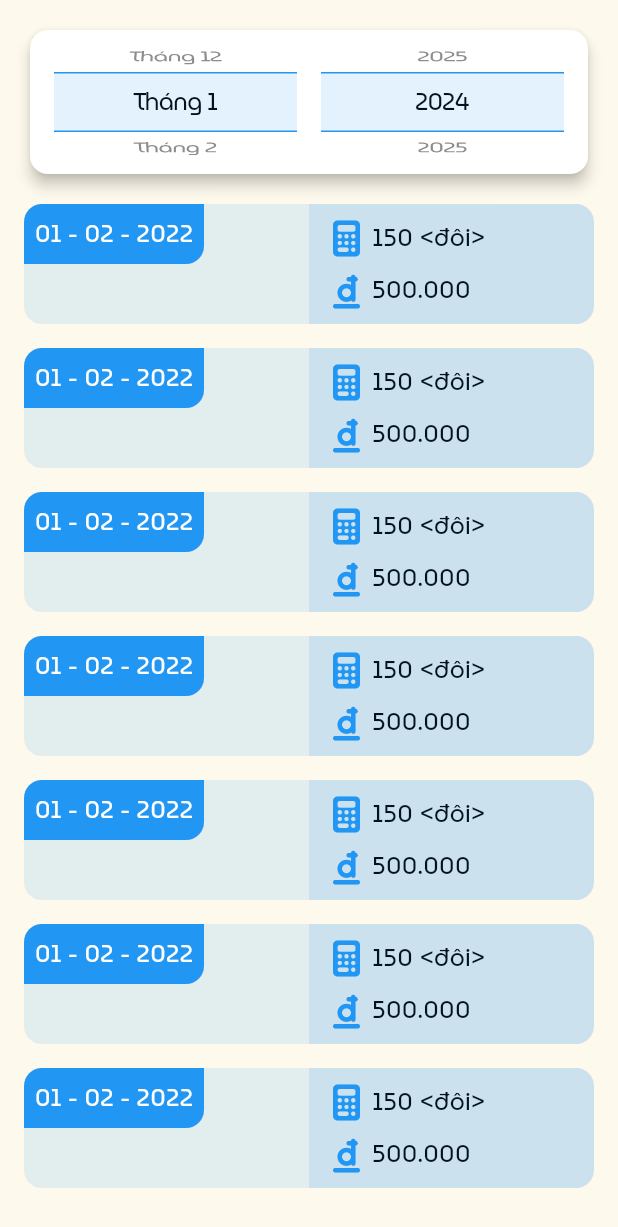
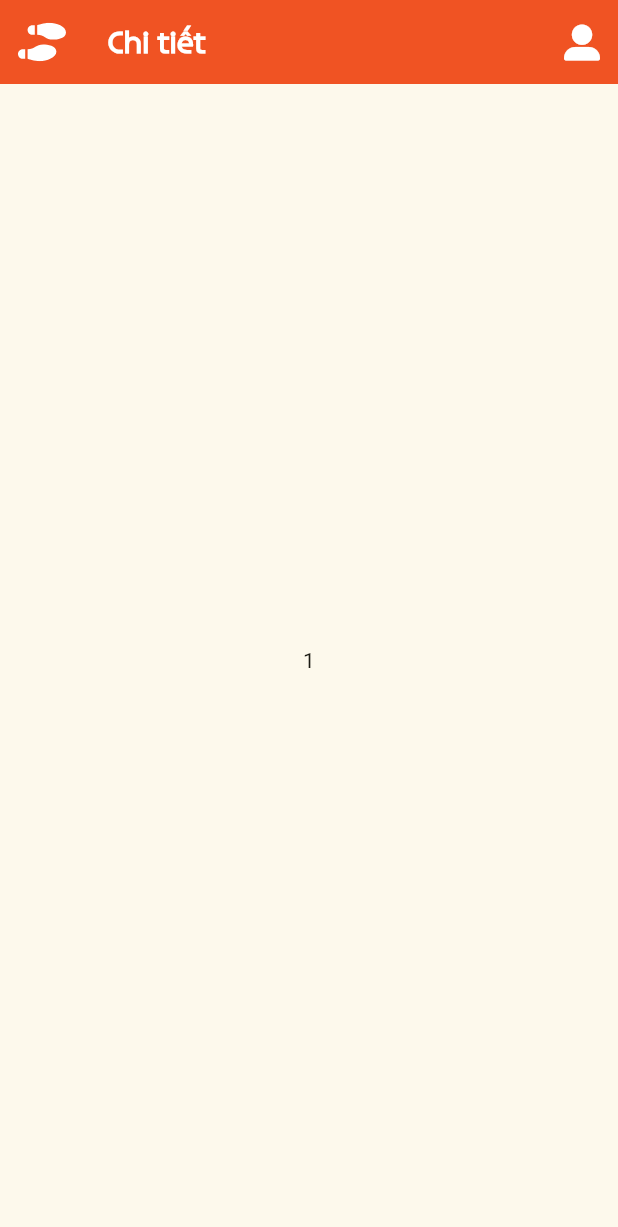
Before and after one commit to ArtistNguoiAo/T_Shoe, a Flutter app: the ListShoeView widget shown alone on an empty page, opened directly, after a tap on "150 <đôi>", on a phone screen of 412 x 824 dp. Shown: the top 1227 px of the screen. Run offline on Flutter 3.47's test engine with Material 3 defaults, Android fonts, the phone set to English and light mode, and no system bars; our stand-ins replace bloc, equatable, firebase_auth, firebase_core, flutter_animate, flutter_bloc and 4 more; accounts and stored records are empty; statements that could not run were skipped.

Commit message:
TS-005: create detail screen

```diff
--- a/lib/core/common/app_bar_common.dart
+++ b/lib/core/common/app_bar_common.dart
@@ -9,6 +9,7 @@ class AppBarCommon extends AppBar {
   AppBarCommon({
     super.key,
     String? title,
+    Function()? onTapBack,
     required BuildContext context,
   }) : super(
     title: Text(
@@ -34,15 +35,13 @@ class AppBarCommon extends AppBar {
     leading: InkWell(
       splashColor: ColorUtils.transparent,
       highlightColor: ColorUtils.transparent,
+      onTap: onTapBack,
       child: Container(
         padding: const EdgeInsets.all(12),
         child: SvgPicture.asset(
             MediaUtils.imgLogoWhite
         ),
-      ),
-      onTap: () {
-        Navigator.maybePop(context);
-      },
+      )
     ),
     backgroundColor: ColorUtils.primaryColor,
   );
--- a/lib/core/route/app_route.dart
+++ b/lib/core/route/app_route.dart
@@ -1,5 +1,6 @@
 import 'package:e_medicine/presentation/screen/home_screen/view/home_screen.dart';
 import 'package:e_medicine/presentation/screen/login_screen/view/login_screen.dart';
+import 'package:e_medicine/presentation/screen/shoe_detail_screen/view/shoe_detail_screen.dart';
 import 'package:e_medicine/presentation/screen/splash_screen/view/splash_screen.dart';
 import 'package:flutter/material.dart';
 
@@ -7,12 +8,20 @@ class AppRoutes {
   static const String splash = '/splash';
   static const String login = '/login';
   static const String home = '/home';
+  static const String shoeDetail = '/shoe-detail';
 
-  static Map<String, WidgetBuilder> getRoutes(BuildContext context) {
-    return {
-      splash: (context) => const SplashScreen(),
-      login: (context) => const LoginScreen(),
-      home: (context) => const HomeScreen(),
-    };
+  static Route<dynamic> generateRoute(RouteSettings settings) {
+    switch (settings.name) {
+      case splash:
+        return MaterialPageRoute(builder: (_) => const SplashScreen());
+      case home:
+        return MaterialPageRoute(builder: (_) => const HomeScreen());
+      case login:
+        return MaterialPageRoute(builder: (_) => const LoginScreen());
+      case shoeDetail:
+        return MaterialPageRoute(builder: (_) => ShoeDetailScreen(id: settings.arguments as String));
+      default:
+        return MaterialPageRoute(builder: (_) => const Scaffold(body: Center(child: Text('Error!'))));
+    }
   }
 }
--- a/lib/core/utils/text_utils.dart
+++ b/lib/core/utils/text_utils.dart
@@ -19,4 +19,5 @@ class TextUtils {
   // app bar
   static String home = 'Trang chủ';
   static String list = 'Danh sách';
+  static String detail = 'Chi tiết';
 }
--- a/lib/main.dart
+++ b/lib/main.dart
@@ -24,7 +24,7 @@ class MyApp extends StatelessWidget {
         useMaterial3: true,
       ),
       initialRoute: AppRoutes.splash,
-      routes: AppRoutes.getRoutes(context),
+      onGenerateRoute: AppRoutes.generateRoute,
     );
   }
 }
--- a/lib/presentation/screen/home_screen/view/body_view/list_shoe_view.dart
+++ b/lib/presentation/screen/home_screen/view/body_view/list_shoe_view.dart
@@ -1,10 +1,10 @@
 import 'package:e_medicine/core/common/wheel_picker_common.dart';
+import 'package:e_medicine/core/route/app_route.dart';
 import 'package:e_medicine/core/utils/color_utils.dart';
 import 'package:e_medicine/core/utils/text_style_utils.dart';
 import 'package:e_medicine/presentation/screen/home_screen/cubit/list_view_cubit/list_view_cubit.dart';
 import 'package:flutter/material.dart';
 import 'package:flutter_bloc/flutter_bloc.dart';
-
 import 'package:font_awesome_flutter/font_awesome_flutter.dart';
 
 
@@ -95,11 +95,13 @@ class _ListShoeViewState extends State<ListShoeView> {
         itemBuilder: (context, index) {
           return InkWell(
             onTap: () {
-
+              Navigator.pushNamed(context, AppRoutes.shoeDetail, arguments: '${index + 1}');
             },
             onLongPress: () {
 
             },
+            splashColor: ColorUtils.transparent,
+            highlightColor: ColorUtils.transparent,
             child: Stack(
               children: [
                 Positioned(
--- /dev/null
+++ b/lib/presentation/screen/shoe_detail_screen/cubit/shoe_detail_state.dart
@@ -0,0 +1,6 @@
+part of 'shoe_detail_cubit.dart';
+
+@immutable
+sealed class ShoeDetailState {}
+
+final class ShoeDetailInitial extends ShoeDetailState {}
--- /dev/null
+++ b/lib/presentation/screen/shoe_detail_screen/view/shoe_detail_screen.dart
@@ -0,0 +1,30 @@
+import 'package:e_medicine/core/common/app_bar_common.dart';
+import 'package:e_medicine/core/utils/text_utils.dart';
+import 'package:flutter/material.dart';
+
+class ShoeDetailScreen extends StatefulWidget {
+  const ShoeDetailScreen({super.key, required this.id});
+
+  final String id;
+
+  @override
+  State<ShoeDetailScreen> createState() => _ShoeDetailScreenState();
+}
+
+class _ShoeDetailScreenState extends State<ShoeDetailScreen> {
+  @override
+  Widget build(BuildContext context) {
+    return Scaffold(
+      appBar: AppBarCommon(
+        context: context,
+        title: TextUtils.detail,
+        onTapBack: () {
+          Navigator.pop(context);
+        },
+      ),
+      body: Center(
+        child: Text(widget.id),
+      ),
+    );
+  }
+}
```
Also changed, not shown: lib/presentation/screen/shoe_detail_screen/cubit/shoe_detail_cubit.dart (added, +8 -0 lines), lib/presentation/screen/home_screen/view/home_screen.dart (indentation only).
